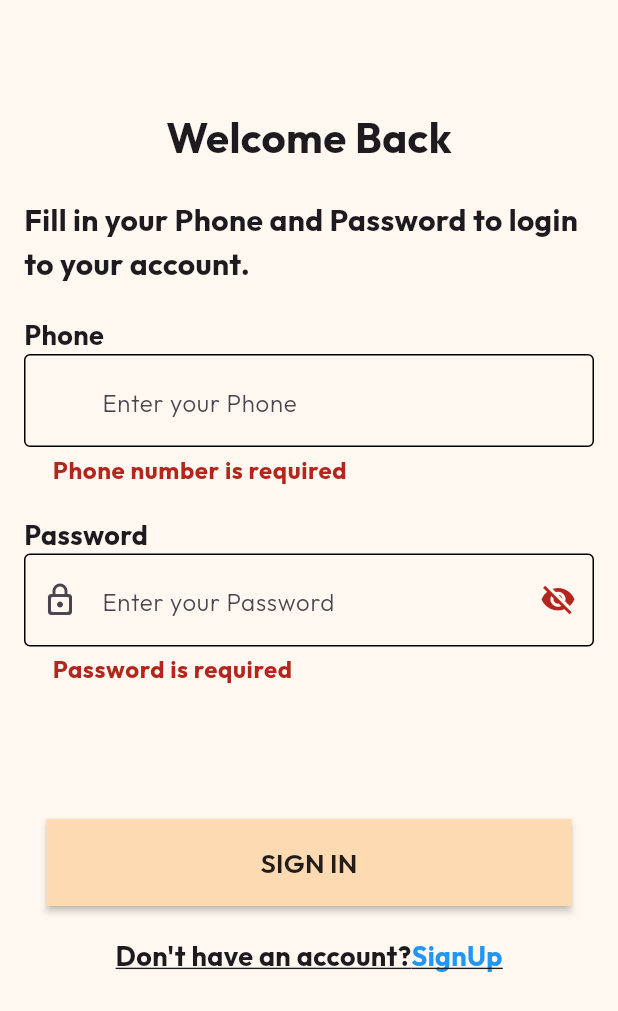
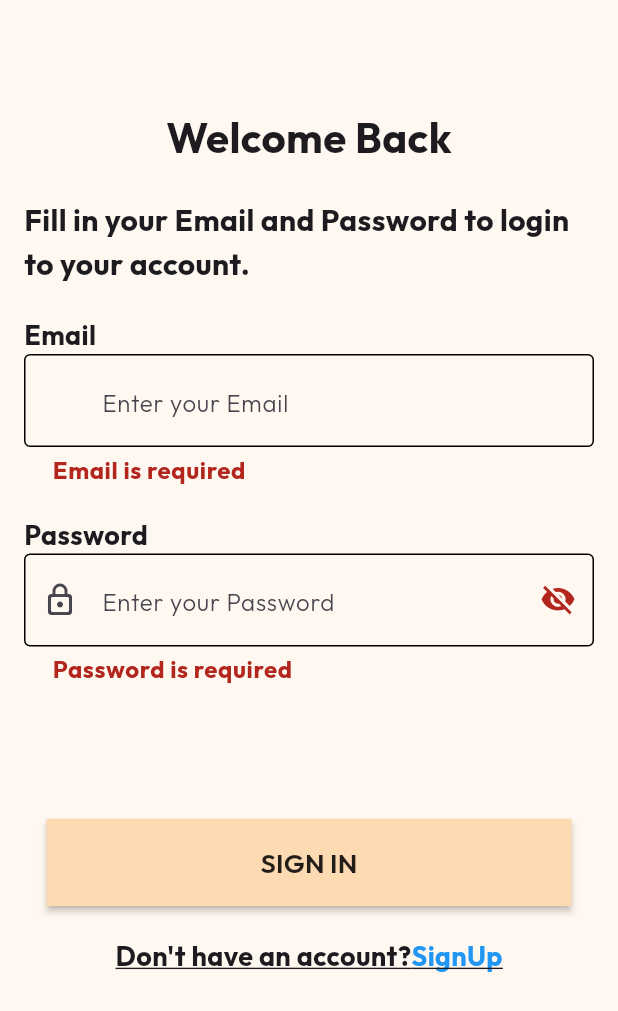
Before and after one commit to mogaya/Ratiba, a Flutter app: the SignIn screen opened by its route, after a tap on "SIGN IN", on a phone screen of 412 x 824 dp. Shown: the top 1011 px of the screen. Run offline on Flutter 3.47's test engine with Material 3 defaults, Android fonts, the phone set to English and light mode, and no system bars; our stand-ins replace get, lottie; network calls fail.

Commit message:
sign in page completed

```diff
--- a/ratiba_app/lib/views/sign_in.dart
+++ b/ratiba_app/lib/views/sign_in.dart
@@ -7,7 +7,7 @@ import 'package:ratiba_app/controllers/sign_in_controller.dart';
 import 'package:ratiba_app/views/components/customButton.dart';
 import 'package:ratiba_app/views/components/customTextFormField.dart';
 
-TextEditingController phone = TextEditingController();
+TextEditingController email = TextEditingController();
 TextEditingController password = TextEditingController();
 SignInController signInController = Get.put(SignInController());
 
@@ -46,7 +46,7 @@ class SignIn extends StatelessWidget {
                   ),
 
                   const Text(
-                    "Fill in your Phone and Password to login to your account.",
+                    "Fill in your Email and Password to login to your account.",
                     style: TextStyle(
                       fontSize: 20,
                       fontWeight: FontWeight.bold,
@@ -57,11 +57,11 @@ class SignIn extends StatelessWidget {
                     height: 20,
                   ),
 
-                  // Phone input area
+                  // Email input area
                   const Align(
                     alignment: Alignment.centerLeft,
                     child: Text(
-                      "Phone",
+                      "Email",
                       style: TextStyle(
                         fontSize: 18,
                         fontWeight: FontWeight.bold,
@@ -71,15 +71,23 @@ class SignIn extends StatelessWidget {
                   ),
 
                   CustomTextFormField(
-                    hintMessage: "Enter your Phone",
-                    controller: phone,
-                    keyboardType: TextInputType.phone,
+                    hintMessage: "Enter your Email",
+                    controller: email,
+                    keyboardType: TextInputType.emailAddress,
                     validator: (value) {
                       if (value == null || value.isEmpty) {
-                        return 'Phone number is required';
-                      } else if (!RegExp(r'^\d{10}$').hasMatch(value)) {
-                        return 'Please enter a valid 10-digit phone number';
+                        return 'Email is required';
                       }
+
+                      // Regular expression for validating an email address
+                      String pattern =
+                          r'^[a-zA-Z0-9]+([._%+-]?[a-zA-Z0-9]+)*@[a-zA-Z0-9]+([.-]?[a-zA-Z0-9]+)*(\.[a-zA-Z]{2,})+$';
+                      RegExp regex = RegExp(pattern);
+
+                      if (!regex.hasMatch(value)) {
+                        return 'Enter a valid email address';
+                      }
+
                       return null;
                     },
                   ),
@@ -151,7 +159,7 @@ class SignIn extends StatelessWidget {
                     crossAxisAlignment: CrossAxisAlignment.center,
                     children: [
                       GestureDetector(
-                        onTap: () => Get.toNamed("/signup"),
+                        onTap: () => Get.toNamed("/sign_up"),
                         child: const Row(
                           children: [
                             Text(
@@ -190,12 +198,8 @@ class SignIn extends StatelessWidget {
     http.Response response;
     response = await http.get(
       Uri.parse(
-          "https://mmogaya.com/ratiba/sign_in.php?email=testuser@gmail.com&password=test123"),
+          "https://mmogaya.com/ratiba/sign_in.php?email=${email.text.trim()}&password=${password.text.trim()}"),
     );
-    // response = await http.get(
-    //   Uri.parse(
-    //       "https://mmogaya.com/tectally/login.php?phone=${phone.text.trim()}&password=${password.text.trim()}"),
-    // );
 
     if (response.statusCode == 200) {
       var serverResponse = json.decode(response.body);
@@ -223,16 +227,15 @@ class SignIn extends StatelessWidget {
 
       if (loginStatus == 1) {
         var userData = serverResponse['userdata'];
-        profileController.updateUserPhone(userData['user_phone']);
-        profileController.updateUserId(userData['user_id']);
-        profileController.updateUserName(userData['user_name']);
-        profileController.updateUserEmail(userData['user_email']);
-        profileController.updateUserOrganization(userData['user_organization']);
+        signInController.updateUserId(userData['id']);
+        signInController.updateUserName(userData['username']);
+        signInController.updateUserEmail(userData['email']);
+        signInController.updateUserPhone(userData['phone']);
 
-        phone.clear();
+        email.clear();
         password.clear();
 
-        Get.toNamed("/navigator");
+        Get.toNamed("/home");
       } else {
         // Show alert if login fails
         showDialog(
```
